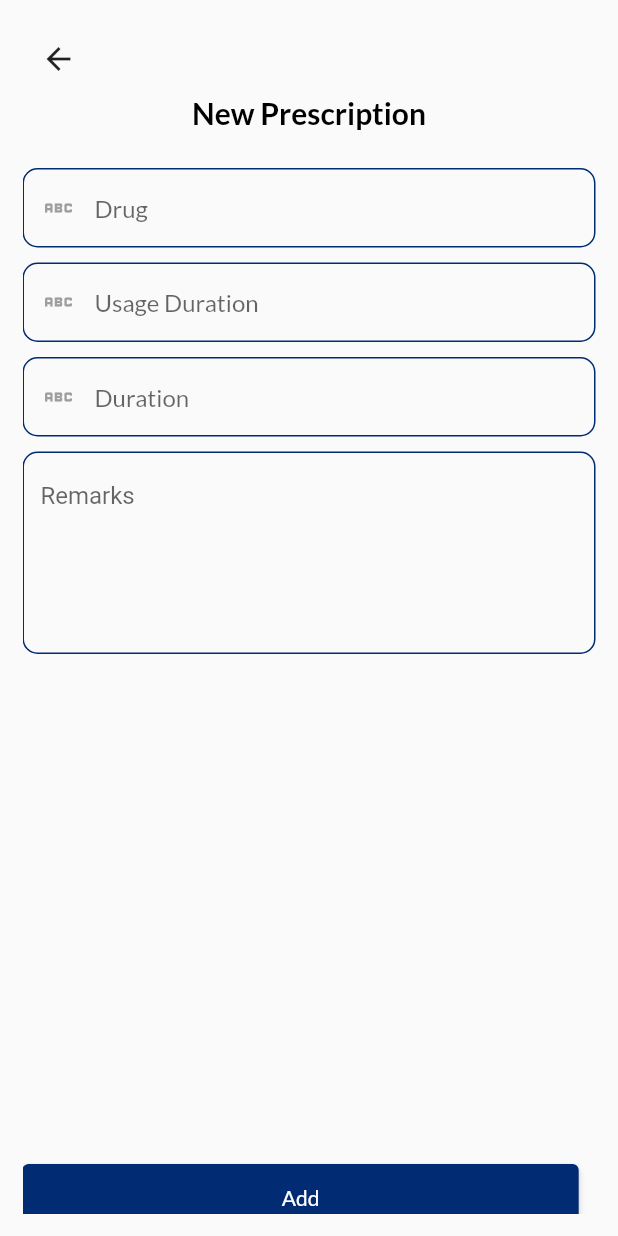
After one commit to Sufadm/DocLink-Control, a Flutter app: the PrescriptionAddPage screen opened directly, on a phone screen of 412 x 824 dp. The commit adds this screen. Run offline on Flutter 3.47's test engine with Material 2 defaults, Android fonts, the phone set to English and light mode, and no system bars; our stand-ins replace firebase_auth, firebase_core, flutter_spinkit, google_fonts, image_picker; accounts and stored records are empty; network calls fail.

Commit message:
complete ui of patientprofile and newprescription page

```diff
--- /dev/null
+++ b/doclink_control/lib/presentation/screens/patientprofile/addprescriptionpage/prescription_add_page.dart
@@ -0,0 +1,73 @@
+import 'package:doclink_control/const/const.dart';
+import 'package:doclink_control/presentation/screens/loginscreen/widgets/textformfield_widget.dart';
+import 'package:doclink_control/widgets/elevatedbuttonss.dart';
+import 'package:flutter/material.dart';
+
+class PrescriptionAddPage extends StatelessWidget {
+  const PrescriptionAddPage({Key? key}) : super(key: key);
+
+  @override
+  Widget build(BuildContext context) {
+    return Scaffold(
+      body: SafeArea(
+        child: Padding(
+          padding: const EdgeInsets.all(15.0),
+          child: SingleChildScrollView(
+            child: Column(
+              crossAxisAlignment: CrossAxisAlignment.start,
+              children: [
+                IconButton(
+                  onPressed: () {
+                    Navigator.pop(context);
+                  },
+                  icon: const Icon(Icons.arrow_back),
+                ),
+                Center(
+                  child: Text(
+                    'New Prescription',
+                    style: kTextStyleLargeBlack,
+                  ),
+                ),
+                kHeight25,
+                const TextFormFieldWidget(hintText: 'Drug', icon: Icons.abc),
+                kHeight10,
+                const TextFormFieldWidget(
+                    hintText: 'Usage Duration', icon: Icons.abc),
+                kHeight10,
+                const TextFormFieldWidget(
+                    hintText: 'Duration', icon: Icons.abc),
+                kHeight10,
+                TextFormField(
+                  maxLines:
+                      5, // Set maxLines to null for an unlimited number of lines
+                  keyboardType: TextInputType.multiline,
+                  decoration: InputDecoration(
+                    enabledBorder: OutlineInputBorder(
+                      borderRadius: BorderRadius.circular(10.0),
+                      borderSide: const BorderSide(
+                        color: kDarkBlueButtonsColor,
+                      ),
+                    ),
+                    focusedBorder: OutlineInputBorder(
+                      borderRadius: BorderRadius.circular(10.0),
+                      borderSide: const BorderSide(
+                        color:
+                            kDarkBlueButtonsColor, // Change to your desired border color
+                      ),
+                    ),
+                    hintText: 'Remarks',
+                    border: const OutlineInputBorder(),
+                  ),
+                ),
+                const SizedBox(
+                  height: 340,
+                ),
+                CustomElevatedButtons(text: 'Add', onPressed: () {})
+              ],
+            ),
+          ),
+        ),
+      ),
+    );
+  }
+}
--- a/doclink_control/lib/widgets/container_box_widget.dart
+++ b/doclink_control/lib/widgets/container_box_widget.dart
@@ -4,14 +4,17 @@ import '../const/const.dart';
 
 class ContainerBoxWidget extends StatelessWidget {
   final String name;
+  final VoidCallback? onTap;
   const ContainerBoxWidget({
     super.key,
     required this.name,
+    this.onTap,
   });
 
   @override
   Widget build(BuildContext context) {
     return GestureDetector(
+      onTap: onTap,
       child: Container(
         decoration: BoxDecoration(
           borderRadius: BorderRadius.circular(10),
```
Also changed, not shown: doclink_control/lib/presentation/screens/appointments_details/apointment_details.dart (+10 -3 lines), doclink_control/lib/presentation/screens/homescreen/homescreen.dart (+4 -4 lines), doclink_control/lib/presentation/screens/loginscreen/forgotpasswordpage/forgotpassword_page.dart (+15 -9 lines), doclink_control/lib/presentation/screens/patientprofile/patient_profile_page.dart (added, +83 -0 lines), doclink_control/lib/service/auth.dart (+4 -4 lines), doclink_control/lib/widgets/textwidget.dart (added, +19 -0 lines).
